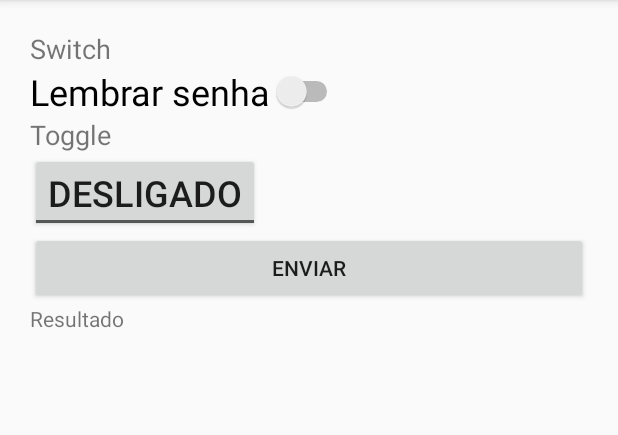
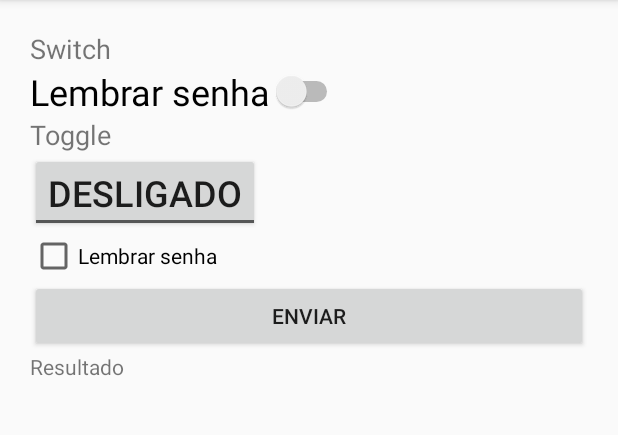
Before and after one commit to RaquelMariah/AndroidExampleToggleSwitch, an Android app: the screen it shows after launch (MainActivity), on a phone screen of 412 x 824 dp, the part 84-519 px from its top. Run offline under Robolectric (Android 15) with nearby library versions, the phone set to English and light mode, and no system bars.

```diff
--- a/app/src/main/java/com/ramaria/androidexampletoggleswitch/MainActivity.java
+++ b/app/src/main/java/com/ramaria/androidexampletoggleswitch/MainActivity.java
@@ -4,15 +4,17 @@ import androidx.appcompat.app.AppCompatActivity;
 
 import android.os.Bundle;
 import android.view.View;
+import android.widget.CheckBox;
 import android.widget.Switch;
 import android.widget.TextView;
 import android.widget.ToggleButton;
 
 public class MainActivity extends AppCompatActivity {
 
-    public ToggleButton toggleSenha;
-    public Switch switchSenha;
-    public TextView textResultado;
+    protected ToggleButton toggleSenha;
+    protected Switch switchSenha;
+    protected TextView textResultado;
+    protected CheckBox checkSenha;
 
 
     @Override
@@ -23,6 +25,7 @@ public class MainActivity extends AppCompatActivity {
         toggleSenha = findViewById(R.id.toggleSenha);
         switchSenha = findViewById(R.id.switchSenha);
         textResultado = findViewById(R.id.textResultado);
+        checkSenha = findViewById(R.id.checkSenha);
     }
 
     public void enviar (View view){
--- a/app/src/main/res/layout/activity_main.xml
+++ b/app/src/main/res/layout/activity_main.xml
@@ -42,6 +42,12 @@
         android:textOn="Ligado"
         android:textSize="24sp" />
 
+    <CheckBox
+        android:id="@+id/checkSenha"
+        android:layout_width="match_parent"
+        android:layout_height="wrap_content"
+        android:text="Lembrar senha" />
+
     <Button
         android:id="@+id/button"
         android:layout_width="match_parent"
```
